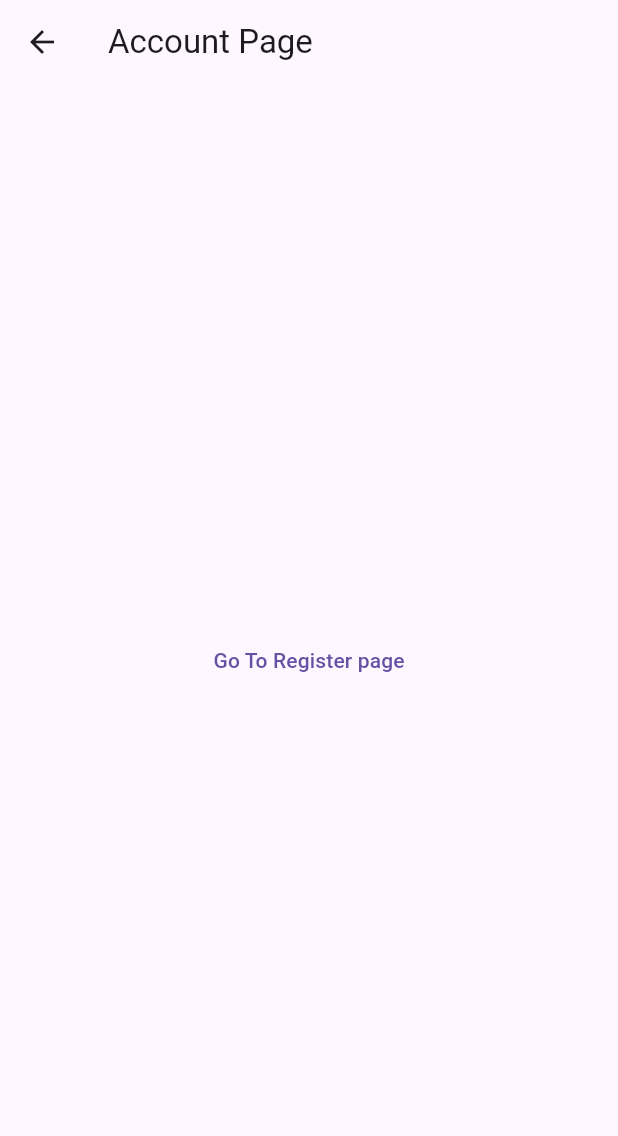
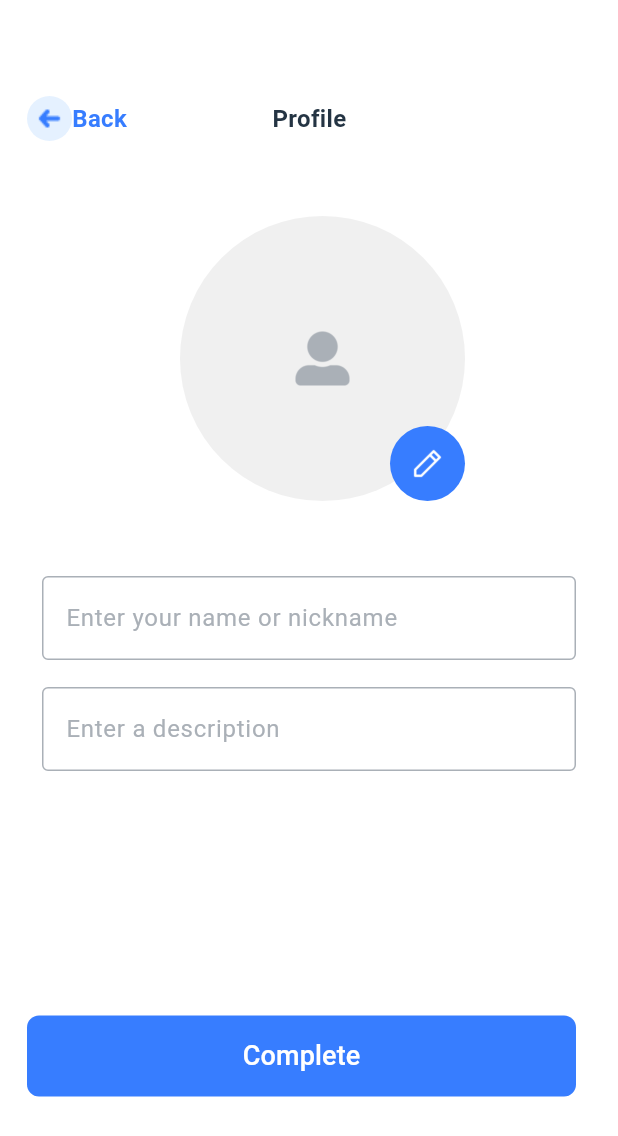
Before and after one commit to Primberdiyev/Talky-Application-2, a Flutter app: the AccountPage screen opened by its route, on a phone screen of 412 x 824 dp. Shown: the top 1136 px of the screen. Run offline on Flutter 3.47's test engine with Material 3 defaults, Android fonts, the phone set to English and light mode, and no system bars; our stand-ins replace cloud_firestore, firebase_auth, firebase_core, firebase_storage, google_sign_in, image_picker and 1 more; missing offline and left inert: email_otp; accounts and stored records are empty.

Commit message:
image's size is TODO

```diff
--- a/lib/account_page/account_page.dart
+++ b/lib/account_page/account_page.dart
@@ -1,19 +1,35 @@
 import 'package:flutter/material.dart';
-import 'package:talky_aplication_2/routes/name_routes.dart';
+import 'package:talky_aplication_2/account_page/widgets/complete_button.dart';
+import 'package:talky_aplication_2/account_page/widgets/image_view.dart';
+import 'package:talky_aplication_2/account_page/widgets/input_description.dart';
+import 'package:talky_aplication_2/account_page/widgets/input_name.dart';
+import 'package:talky_aplication_2/account_page/widgets/profile_text.dart';
+import 'package:talky_aplication_2/input_mail_password_page/widgets/back_button_widget.dart';
 
 class AccountPage extends StatelessWidget {
   const AccountPage({super.key});
 
   @override
   Widget build(BuildContext context) {
-    return Scaffold(
-      appBar: AppBar(title: const Text('Account Page'),),
-      body: Center(
-        child: TextButton(
-          onPressed: () {
-            Navigator.pushReplacementNamed(context, NameRoutes.auth);
-          },
-          child: const Text('Go To Register page'),
+    return const Scaffold(
+      body: Padding(
+        padding: EdgeInsets.only(top: 64, left: 18),
+        child: Column(
+          mainAxisAlignment: MainAxisAlignment.start,
+          children: [
+            Row(
+              mainAxisAlignment: MainAxisAlignment.spaceBetween,
+              children: [
+                BackButtonWidget(),
+                ProfileText(),
+              ],
+            ),
+            SizedBox(height: 50),
+            ImageView(),
+            InputName(),
+            InputDescription(),
+            CompleteButton()
+          ],
         ),
       ),
     );
--- /dev/null
+++ b/lib/account_page/widgets/complete_button.dart
@@ -0,0 +1,27 @@
+import 'package:flutter/material.dart';
+
+class CompleteButton extends StatelessWidget {
+  const CompleteButton({super.key});
+
+  @override
+  Widget build(BuildContext context) {
+    return Padding(
+      padding: const EdgeInsets.only(top: 163, right: 28),
+      child: TextButton(
+        style: TextButton.styleFrom(
+            fixedSize: const Size(394, 54),
+            backgroundColor: const Color(0xFF377DFF),
+            shape:
+                RoundedRectangleBorder(borderRadius: BorderRadius.circular(8))),
+        onPressed: () async {},
+        child: const Text(
+          'Complete',
+          style: TextStyle(
+            color: Color(0xFFFFFFFF),
+            fontSize: 18,
+          ),
+        ),
+      ),
+    );
+  }
+}
--- /dev/null
+++ b/lib/account_page/widgets/image_view.dart
@@ -0,0 +1,51 @@
+import 'package:flutter/material.dart';
+import 'package:image_picker/image_picker.dart';
+import 'package:provider/provider.dart';
+import 'package:talky_aplication_2/providers/controller_and_conditions_provider.dart';
+
+class ImageView extends StatelessWidget {
+  const ImageView({super.key});
+
+  @override
+  Widget build(BuildContext context) {
+    return Consumer<TalkyProvider>(builder: (context, provider, child) {
+      return provider.image == null
+          ? InkWell(
+              onTap: () async {
+                final picture =
+                    await ImagePicker().pickImage(source: ImageSource.gallery);
+                if (picture != null) {
+                  provider.updateImage(picture);
+                }
+              },
+              child: Stack(
+                children: [
+                  CircleAvatar(
+                    radius: 95,
+                    backgroundColor: const Color(0xFFF0F0F0),
+                    child: Image.asset(
+                      'assets/images/User.png',
+                      width: 40,
+                    ),
+                  ),
+                  Positioned(
+                    bottom: 0,
+                    right: 0,
+                    child: CircleAvatar(
+                      backgroundColor: const Color(0xFF377DFF),
+                      radius: 25,
+                      child: Image.asset(
+                        'assets/images/Edit.png',
+                        width: 24,
+                      ),
+                    ),
+                  )
+                ],
+              ),
+            )
+          : ClipOval(
+              child: Image.file(provider.image!),
+            );
+    });
+  }
+}
--- /dev/null
+++ b/lib/account_page/widgets/input_description.dart
@@ -0,0 +1,38 @@
+import 'package:flutter/material.dart';
+
+class InputDescription extends StatefulWidget {
+  const InputDescription({super.key});
+
+  @override
+  State<InputDescription> createState() => _InputNameState();
+}
+
+class _InputNameState extends State<InputDescription> {
+  @override
+  Widget build(BuildContext context) {
+    return const Padding(
+      padding: EdgeInsets.only(left: 10, right: 28, top: 18),
+      child: TextField(
+        decoration: InputDecoration(
+          labelText: 'Enter a description',
+          labelStyle: TextStyle(
+            color: Color(0xFFAAB0B7),
+          ),
+          border: OutlineInputBorder(
+            borderSide: BorderSide(),
+          ),
+          focusedBorder: OutlineInputBorder(
+            borderSide: BorderSide(
+              color: Color(0xFF377DFF),
+            ),
+          ),
+          enabledBorder: OutlineInputBorder(
+            borderSide: BorderSide(
+              color: Color(0xFFAAB0B7),
+            ),
+          ),
+        ),
+      ),
+    );
+  }
+}
--- /dev/null
+++ b/lib/account_page/widgets/input_name.dart
@@ -0,0 +1,38 @@
+import 'package:flutter/material.dart';
+
+class InputName extends StatefulWidget {
+  const InputName({super.key});
+
+  @override
+  State<InputName> createState() => _InputNameState();
+}
+
+class _InputNameState extends State<InputName> {
+  @override
+  Widget build(BuildContext context) {
+    return const Padding(
+      padding: EdgeInsets.only(left: 10, right: 28, top: 50),
+      child: TextField(
+        decoration: InputDecoration(
+          labelText: 'Enter your name or nickname',
+          labelStyle: TextStyle(
+            color: Color(0xFFAAB0B7),
+          ),
+          border: OutlineInputBorder(
+            borderSide: BorderSide(),
+          ),
+          focusedBorder: OutlineInputBorder(
+            borderSide: BorderSide(
+              color: Color(0xFF377DFF),
+            ),
+          ),
+          enabledBorder: OutlineInputBorder(
+            borderSide: BorderSide(
+              color: Color(0xFFAAB0B7),
+            ),
+          ),
+        ),
+      ),
+    );
+  }
+}
--- /dev/null
+++ b/lib/account_page/widgets/profile_text.dart
@@ -0,0 +1,22 @@
+import 'package:flutter/material.dart';
+
+class ProfileText extends StatelessWidget {
+  const ProfileText({super.key});
+
+  @override
+  Widget build(BuildContext context) {
+    return Padding(
+      padding: EdgeInsets.only(
+        right: (MediaQuery.of(context).size.width) / 2 - 25,
+      ),
+      child: const Text(
+        'Profile',
+        style: TextStyle(
+          fontWeight: FontWeight.w700,
+          fontSize: 16,
+          color: Color(0xFF243443),
+        ),
+      ),
+    );
+  }
+}
--- a/lib/app.dart
+++ b/lib/app.dart
@@ -16,9 +16,13 @@ class MyApp extends StatelessWidget {
           create: (_) => TalkyProvider(),
         )
       ],
-      child: const MaterialApp(
+      child: MaterialApp(
         initialRoute: NameRoutes.splash,
         onGenerateRoute: generateRoute,
+        theme: ThemeData(
+          primaryColor: Colors.blue,
+          scaffoldBackgroundColor: const Color(0xFFFFFFFF),
+        ),
       ),
     );
   }
--- a/lib/authorization_page/authorization_page.dart
+++ b/lib/authorization_page/authorization_page.dart
@@ -27,7 +27,7 @@ class AuthorizationPage extends StatelessWidget {
                 MailButton(),
                 QuestionText(),
                 SignUpTextButton(),
-                SizedBox(height: 102)
+                SizedBox(height: 102),
               ],
             ))
           ],
--- a/lib/providers/controller_and_conditions_provider.dart
+++ b/lib/providers/controller_and_conditions_provider.dart
@@ -1,6 +1,10 @@
+import 'dart:async';
+import 'dart:io';
+
 import 'package:cloud_firestore/cloud_firestore.dart';
 import 'package:email_otp/email_otp.dart';
 import 'package:firebase_auth/firebase_auth.dart';
+import 'package:firebase_storage/firebase_storage.dart';
 import 'package:flutter/material.dart';
 import 'package:talky_aplication_2/routes/bool_value_enum.dart';
 import 'package:talky_aplication_2/routes/name_routes.dart';
@@ -9,12 +13,16 @@ class TalkyProvider with ChangeNotifier {
   final TextEditingController emailController = TextEditingController();
   final TextEditingController passwordController = TextEditingController();
   final TextEditingController inputCodeController = TextEditingController();
+  final TextEditingController nameController = TextEditingController();
+  final TextEditingController descriptionController = TextEditingController();
   bool isSignIn = true;
   bool agreeCondition = false;
   bool isHideText = true;
   bool isLoading = false;
   bool isEmailCorrect = true;
   final FirebaseAuth _auth = FirebaseAuth.instance;
+  File? image;
+  UploadTask? uploadTask;
 
   void changeBoolValue(BoolValueEnum value) {
     switch (value) {
@@ -62,7 +70,7 @@ class TalkyProvider with ChangeNotifier {
     }
   }
 
-  signIn(BuildContext context) async {
+  FutureOr<void> signIn(BuildContext context) async {
     try {
       await _auth.signInWithEmailAndPassword(
         email: emailController.text,
@@ -78,7 +86,7 @@ class TalkyProvider with ChangeNotifier {
     notifyListeners();
   }
 
-  signUp(BuildContext context) async {
+  FutureOr<void> signUp(BuildContext context) async {
     try {
       bool isVerified = EmailOTP.verifyOTP(otp: inputCodeController.text);
 
@@ -113,7 +121,7 @@ class TalkyProvider with ChangeNotifier {
     notifyListeners();
   }
 
-  Future<bool> isRegistered() async {
+  FutureOr<bool> isRegistered() async {
     final userDoc = await FirebaseFirestore.instance
         .collection('User')
         .where('email', isEqualTo: emailController.text)
@@ -125,4 +133,9 @@ class TalkyProvider with ChangeNotifier {
     isEmailCorrect = newValue;
     notifyListeners();
   }
+
+  updateImage(newImage) {
+    image = File(newImage.path);
+    notifyListeners();
+  }
 }
--- a/pubspec.yaml
+++ b/pubspec.yaml
@@ -43,6 +43,8 @@ dependencies:
   cloud_firestore: ^5.4.0
   provider: ^6.1.2
   email_otp: ^3.0.2
+  firebase_storage: ^12.3.0
+  image_picker: ^1.1.2
 
 dev_dependencies:
   flutter_test:
```
Also changed, not shown: assets/images/Edit.png (added), assets/images/User.png (added), pubspec.lock, 7 other files.
